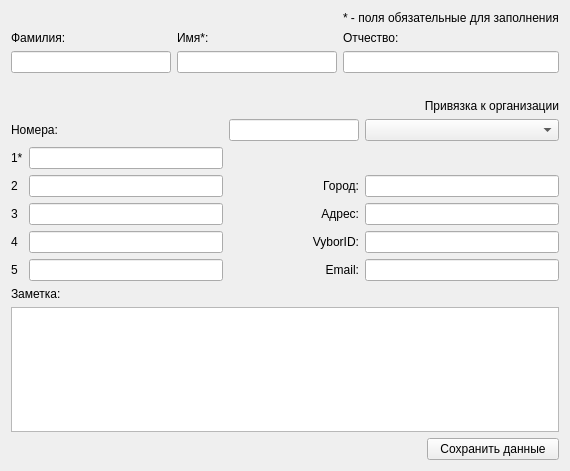
okostynchuk/Outcall, file AddContactDialog.ui: the form before one commit.
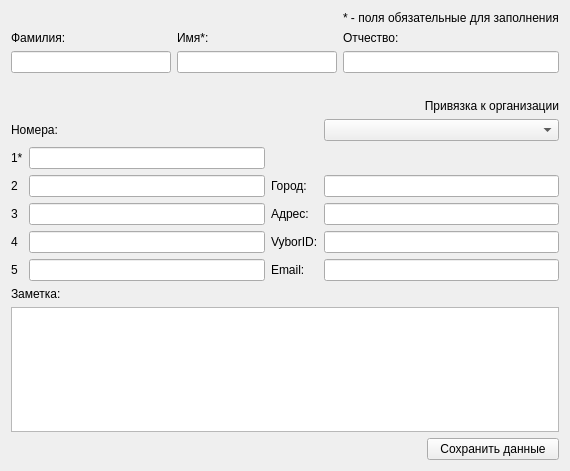
The form after the commit.

Commit message: sorting enabled for all windows

```diff
--- a/AddContactDialog.ui
+++ b/AddContactDialog.ui
@@ -124,7 +124,7 @@
           <string>Адрес:</string>
          </property>
          <property name="alignment">
-          <set>Qt::AlignRight|Qt::AlignTrailing|Qt::AlignVCenter</set>
+          <set>Qt::AlignLeading|Qt::AlignLeft|Qt::AlignVCenter</set>
          </property>
         </widget>
        </item>
@@ -147,7 +147,7 @@
           <string>Email:</string>
          </property>
          <property name="alignment">
-          <set>Qt::AlignRight|Qt::AlignTrailing|Qt::AlignVCenter</set>
+          <set>Qt::AlignLeading|Qt::AlignLeft|Qt::AlignVCenter</set>
          </property>
         </widget>
        </item>
@@ -184,7 +184,7 @@
           <string>Город:</string>
          </property>
          <property name="alignment">
-          <set>Qt::AlignRight|Qt::AlignTrailing|Qt::AlignVCenter</set>
+          <set>Qt::AlignLeading|Qt::AlignLeft|Qt::AlignVCenter</set>
          </property>
         </widget>
        </item>
@@ -220,7 +220,7 @@
           <string>VyborID:</string>
          </property>
          <property name="alignment">
-          <set>Qt::AlignRight|Qt::AlignTrailing|Qt::AlignVCenter</set>
+          <set>Qt::AlignLeading|Qt::AlignLeft|Qt::AlignVCenter</set>
          </property>
         </widget>
        </item>
@@ -231,16 +231,6 @@
          </property>
         </widget>
        </item>
-       <item row="0" column="3">
-        <widget class="QLineEdit" name="lineEdit">
-         <property name="maximumSize">
-          <size>
-           <width>130</width>
-           <height>16777215</height>
-          </size>
-         </property>
-        </widget>
-       </item>
       </layout>
      </item>
      <item row="3" column="0">
```
The commit also changes 7 other files.
